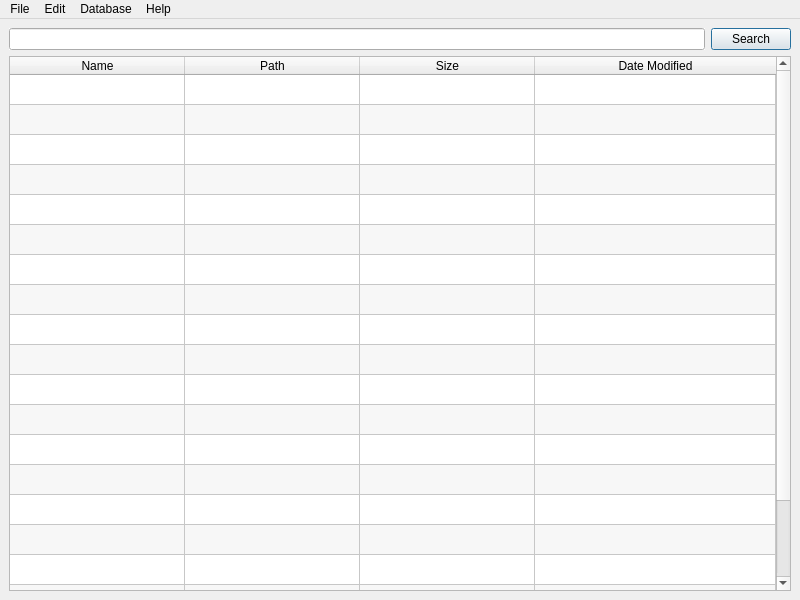
This is src/Assets/gui/MainWindow.ui in 416d72/araneus as Qt 5 draws it before an edit. The edited form follows.
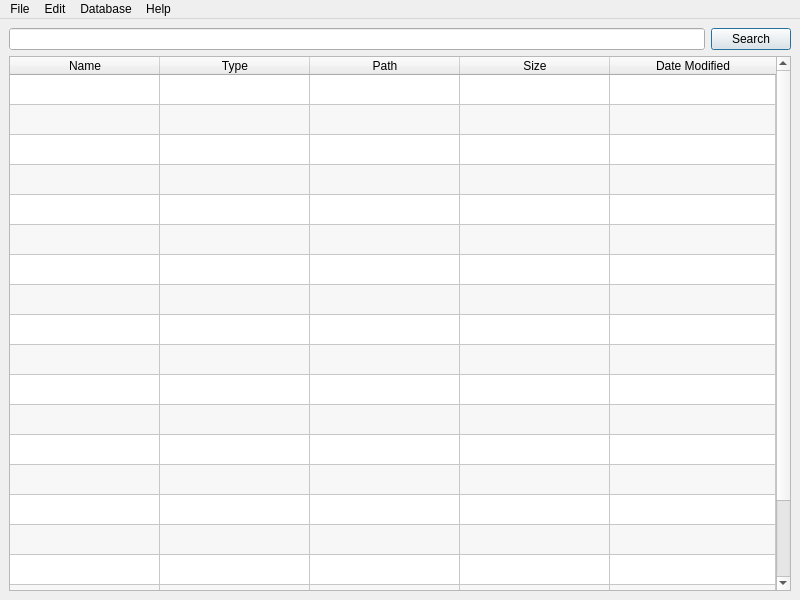
This is the edited form. Icons and pictures are not drawn.

```diff
--- a/src/Assets/gui/MainWindow.ui
+++ b/src/Assets/gui/MainWindow.ui
@@ -164,11 +164,11 @@
          <bool>true</bool>
         </attribute>
         <attribute name="horizontalHeaderDefaultSectionSize">
-         <number>175</number>
-        </attribute>
-        <attribute name="horizontalHeaderMinimumSectionSize">
          <number>150</number>
         </attribute>
+        <attribute name="horizontalHeaderMinimumSectionSize">
+         <number>50</number>
+        </attribute>
         <attribute name="horizontalHeaderShowSortIndicator" stdset="0">
          <bool>true</bool>
         </attribute>
@@ -203,6 +203,11 @@
           <string>Name</string>
          </property>
         </column>
+        <column>
+         <property name="text">
+          <string>Type</string>
+         </property>
+        </column>
         <column>
          <property name="text">
           <string>Path</string>
```
